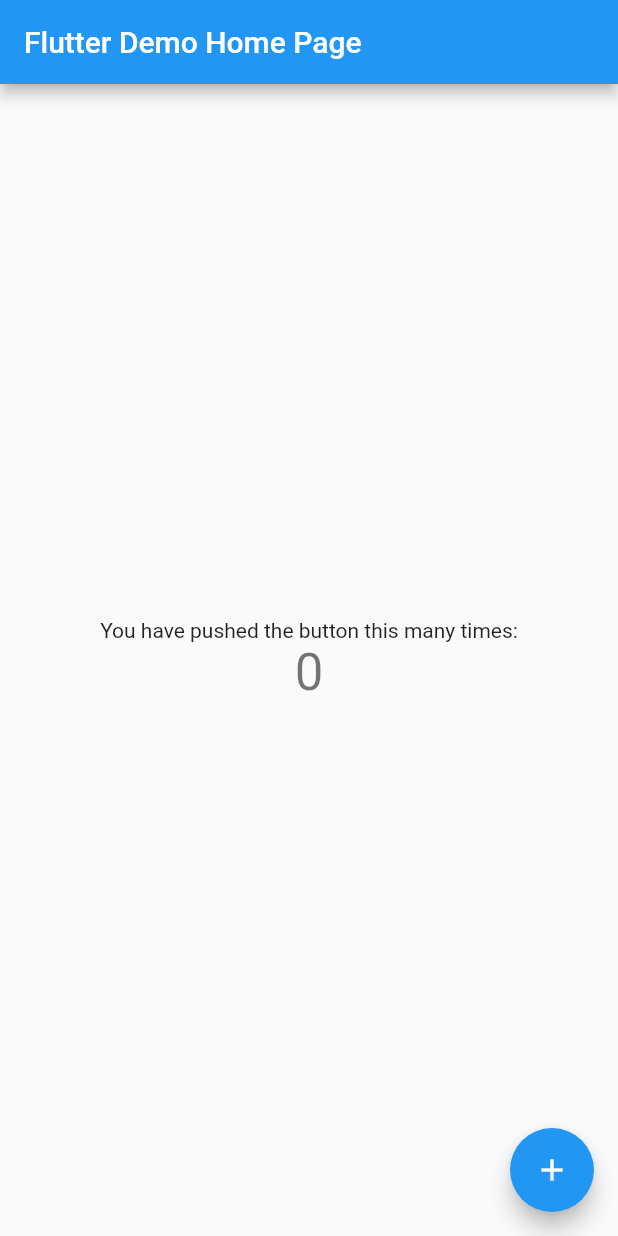
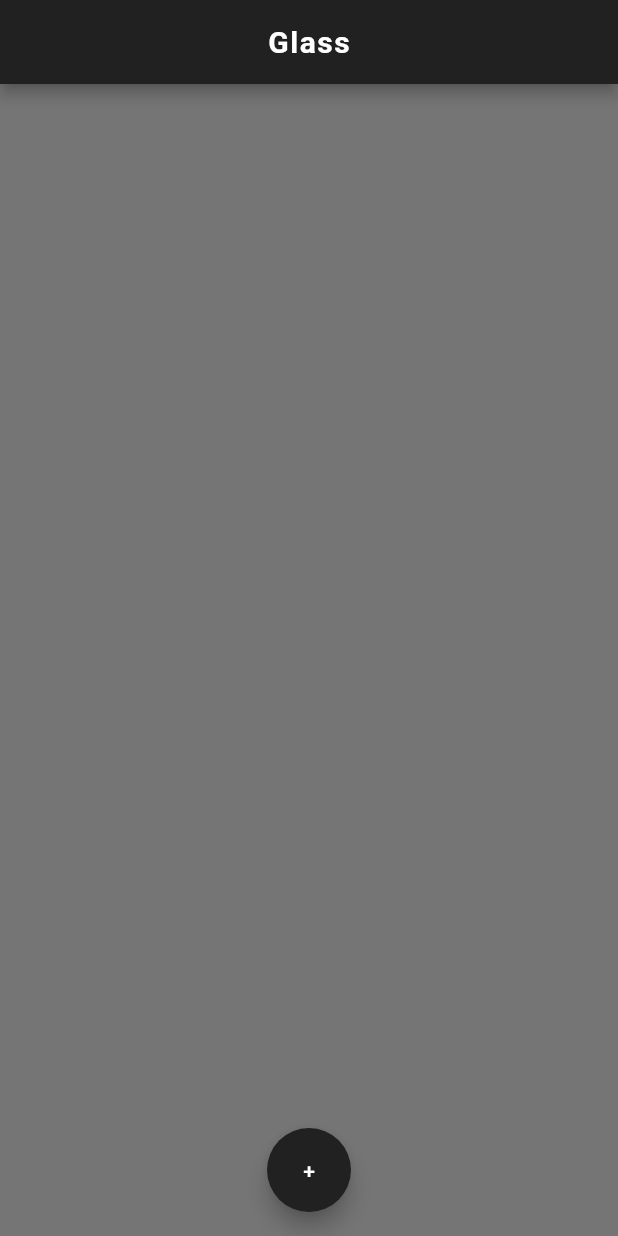
Before and after one commit to NevilleMthw/NotesApp, a Flutter app: the screen it shows after launch, on a phone screen of 412 x 824 dp. Run offline on Flutter 3.47's test engine with Material 2 defaults, Android fonts, the phone set to English and light mode, and no system bars.

Commit message:
Created basic design layout

```diff
--- a/lib/main.dart
+++ b/lib/main.dart
@@ -1,111 +1,26 @@
 import 'package:flutter/material.dart';
 
-void main() => runApp(MyApp());
-
-class MyApp extends StatelessWidget {
-  // This widget is the root of your application.
-  @override
-  Widget build(BuildContext context) {
-    return MaterialApp(
-      title: 'Flutter Demo',
-      theme: ThemeData(
-        // This is the theme of your application.
-        //
-        // Try running your application with "flutter run". You'll see the
-        // application has a blue toolbar. Then, without quitting the app, try
-        // changing the primarySwatch below to Colors.green and then invoke
-        // "hot reload" (press "r" in the console where you ran "flutter run",
-        // or simply save your changes to "hot reload" in a Flutter IDE).
-        // Notice that the counter didn't reset back to zero; the application
-        // is not restarted.
-        primarySwatch: Colors.blue,
-      ),
-      home: MyHomePage(title: 'Flutter Demo Home Page'),
-    );
-  }
-}
-
-class MyHomePage extends StatefulWidget {
-  MyHomePage({Key key, this.title}) : super(key: key);
-
-  // This widget is the home page of your application. It is stateful, meaning
-  // that it has a State object (defined below) that contains fields that affect
-  // how it looks.
-
-  // This class is the configuration for the state. It holds the values (in this
-  // case the title) provided by the parent (in this case the App widget) and
-  // used by the build method of the State. Fields in a Widget subclass are
-  // always marked "final".
-
-  final String title;
-
-  @override
-  _MyHomePageState createState() => _MyHomePageState();
-}
-
-class _MyHomePageState extends State<MyHomePage> {
-  int _counter = 0;
-
-  void _incrementCounter() {
-    setState(() {
-      // This call to setState tells the Flutter framework that something has
-      // changed in this State, which causes it to rerun the build method below
-      // so that the display can reflect the updated values. If we changed
-      // _counter without calling setState(), then the build method would not be
-      // called again, and so nothing would appear to happen.
-      _counter++;
-    });
-  }
-
-  @override
-  Widget build(BuildContext context) {
-    // This method is rerun every time setState is called, for instance as done
-    // by the _incrementCounter method above.
-    //
-    // The Flutter framework has been optimized to make rerunning build methods
-    // fast, so that you can just rebuild anything that needs updating rather
-    // than having to individually change instances of widgets.
-    return Scaffold(
-      appBar: AppBar(
-        // Here we take the value from the MyHomePage object that was created by
-        // the App.build method, and use it to set our appbar title.
-        title: Text(widget.title),
-      ),
-      body: Center(
-        // Center is a layout widget. It takes a single child and positions it
-        // in the middle of the parent.
-        child: Column(
-          // Column is also a layout widget. It takes a list of children and
-          // arranges them vertically. By default, it sizes itself to fit its
-          // children horizontally, and tries to be as tall as its parent.
-          //
-          // Invoke "debug painting" (press "p" in the console, choose the
-          // "Toggle Debug Paint" action from the Flutter Inspector in Android
-          // Studio, or the "Toggle Debug Paint" command in Visual Studio Code)
-          // to see the wireframe for each widget.
-          //
-          // Column has various properties to control how it sizes itself and
-          // how it positions its children. Here we use mainAxisAlignment to
-          // center the children vertically; the main axis here is the vertical
-          // axis because Columns are vertical (the cross axis would be
-          // horizontal).
-          mainAxisAlignment: MainAxisAlignment.center,
-          children: <Widget>[
-            Text(
-              'You have pushed the button this many times:',
-            ),
-            Text(
-              '$_counter',
-              style: Theme.of(context).textTheme.display1,
-            ),
-          ],
+void main() => runApp(MaterialApp(
+  debugShowCheckedModeBanner: false,
+  home: Scaffold(
+    backgroundColor: Colors.grey[600],
+    appBar: AppBar(
+      title: Text(
+        'Glass',
+        style: TextStyle(
+          fontSize: 20.0,
+          fontWeight: FontWeight.bold,
+          letterSpacing: 1.0,
+          color: Colors.white,
         ),
       ),
-      floatingActionButton: FloatingActionButton(
-        onPressed: _incrementCounter,
-        tooltip: 'Increment',
-        child: Icon(Icons.add),
-      ), // This trailing comma makes auto-formatting nicer for build methods.
-    );
-  }
-}
+      centerTitle: true,
+      backgroundColor: Colors.grey[900],
+    ),
+    floatingActionButton: FloatingActionButton(
+      child: Text("+"), onPressed: () {},
+      backgroundColor: Colors.grey[900],
+    ),
+    floatingActionButtonLocation: FloatingActionButtonLocation.centerFloat,
+  ),
+));
```
Also changed, not shown: 1 other file.
